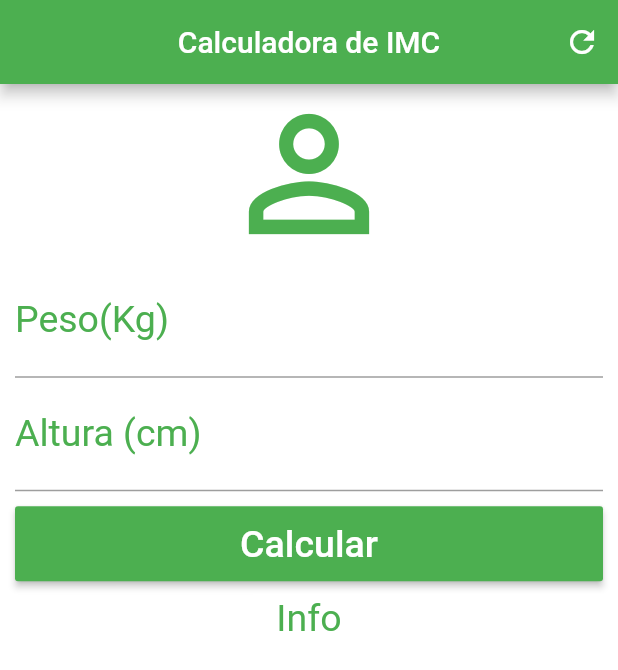
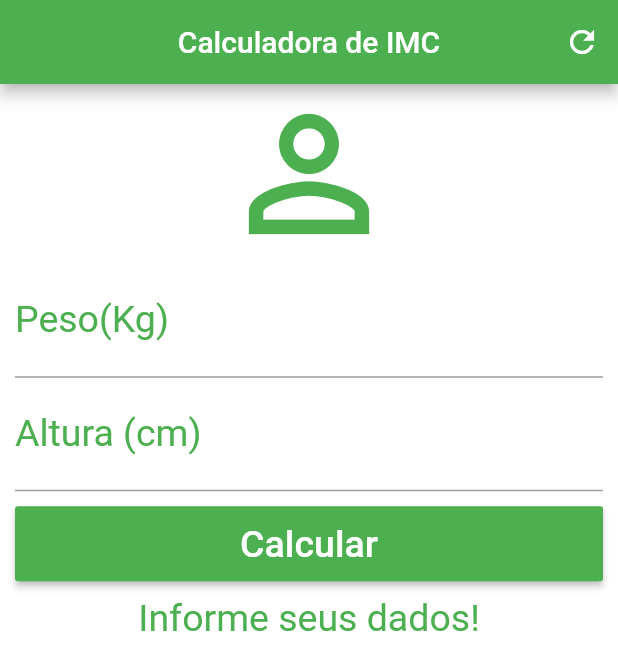
Before and after one commit to LeticiaCordeiro/AppFlutter2_Ca-lculoIMC, a Flutter app: the screen it shows after launch, after a tap on "Calcular", on a phone screen of 412 x 824 dp. Shown: the top 670 px of the screen. Run offline on Flutter 3.47's test engine with Material 2 defaults, Android fonts, the phone set to English and light mode, and no system bars.

Commit message:
46. Controller e Cálculos - parte 1

```diff
--- a/lib/main.dart
+++ b/lib/main.dart
@@ -12,6 +12,28 @@ class Home extends StatefulWidget {
 }
 
 class _HomeState extends State<Home> {
+
+  TextEditingController weightController = TextEditingController();
+  TextEditingController heightController = TextEditingController();
+
+  //var de resposta
+  String _infoText = "Informe seus dados!";
+  //limpar a tela
+  void _resetFields(){
+    weightController.text = "";
+    heightController.text = "";
+    _infoText = "Informe seus dados!!";
+  }
+  //calcular
+  void calculate(){
+    double weight = double.parse(weightController.text);
+    double height = double.parse(heightController.text) / 100;
+    double imc = weight/(height * height);
+    if(imc < 18.6){
+      _infoText = "Abaixo do Peso ( ${imc.toStringAsPrecision(4)} )";
+    }
+  }
+
   @override
   Widget build(BuildContext context) {
     //Scaffold para criacao de menu e barra superior e inferior
@@ -23,7 +45,7 @@ class _HomeState extends State<Home> {
         //Actions -> botões da barra superior
         actions: <Widget>[
           IconButton(icon: Icon(Icons.refresh),
-            onPressed: (){},
+            onPressed: _resetFields,
           )
         ]
       ),
@@ -45,22 +67,24 @@ class _HomeState extends State<Home> {
               ),
               textAlign: TextAlign.center,
               style: TextStyle(color: Colors.green, fontSize: 25.0),
+              controller: weightController,
             ),
             //Altura
-              TextField(keyboardType:  TextInputType.number,
+            TextField(keyboardType:  TextInputType.number,
               decoration: InputDecoration(
                 labelText: "Altura (cm)",
                 labelStyle: TextStyle(color: Colors.green)
               ),
               textAlign: TextAlign.center,
               style: TextStyle(color: Colors.green, fontSize: 25.0),
+              controller: heightController
             ),
             Padding(
               padding: EdgeInsets.only(top: 10.0, bottom: 10.0),
               child: Container(
                 height: 50.0,
                 child: RaisedButton(
-                  onPressed: (){},
+                  onPressed: calculate,
                   child: Text("Calcular",
                     style: TextStyle(color: Colors.white, fontSize: 25.0)
                   ),
@@ -68,7 +92,8 @@ class _HomeState extends State<Home> {
                 ),
               ),
             ),
-            Text("Info",
+            Text(
+              _infoText,
               textAlign: TextAlign.center,
               style: TextStyle(color: Colors.green, fontSize: 25.0)
             )
```
